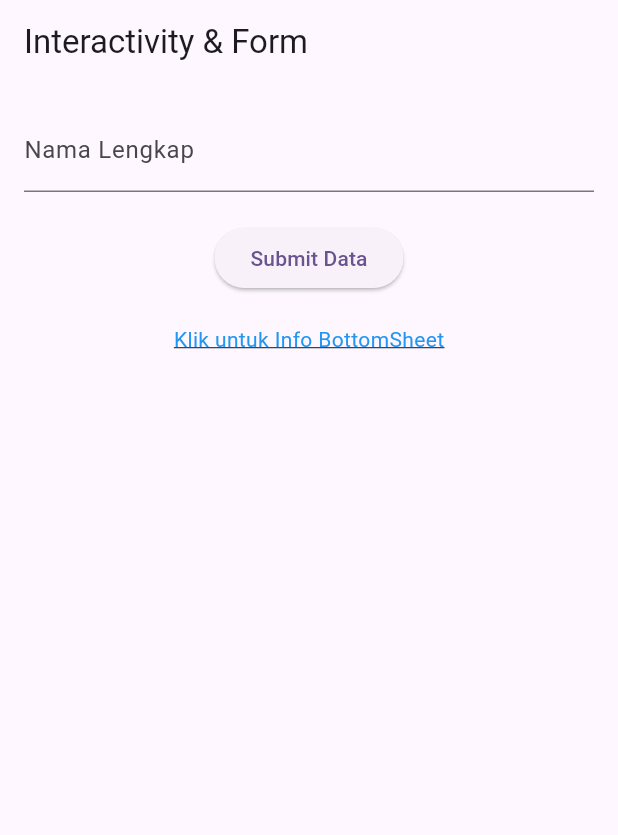
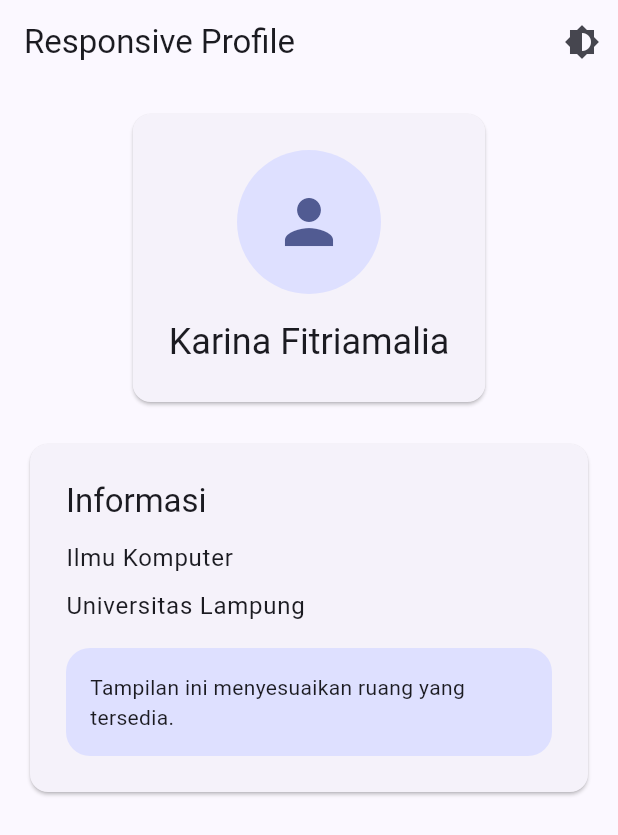
Before and after one commit to karinaaftrr/prak-mobilelanjut-2417051014, a Flutter app: the screen it shows after launch, on a phone screen of 412 x 824 dp. Shown: the top 835 px of the screen. Run offline on Flutter 3.47's test engine with Material 3 defaults, Android fonts, the phone set to English and light mode, and no system bars.

Commit message:
Pertemuan 5

```diff
--- /dev/null
+++ b/lib/app_theme.dart
@@ -0,0 +1,19 @@
+import 'package:flutter/material.dart';
+
+class AppTheme {
+  static final ThemeData lightTheme = ThemeData(
+    useMaterial3: true,
+    colorScheme: ColorScheme.fromSeed(
+      seedColor: Colors.indigo,
+      brightness: Brightness.light,
+    ),
+  );
+
+  static final ThemeData darkTheme = ThemeData(
+    useMaterial3: true,
+    colorScheme: ColorScheme.fromSeed(
+      seedColor: Colors.indigo,
+      brightness: Brightness.dark,
+    ),
+  );
+}
--- a/lib/main.dart
+++ b/lib/main.dart
@@ -1,26 +1,43 @@
 import 'package:flutter/material.dart';
 
-import 'column_widget.dart';
-import 'row_widget.dart';
-import 'first_widget.dart';
-import 'form_widget.dart';
+// import 'column_widget.dart';
+// import 'row_widget.dart';
+// import 'first_widget.dart';
+// import 'form_widget.dart';
+import 'app_theme.dart';
+import 'responsive_profile.dart';
 
 void main() {
   runApp(const MyApp());
 }
 
-class MyApp extends StatelessWidget {
+class MyApp extends StatefulWidget {
   const MyApp({super.key});
+
+  @override
+  State<MyApp> createState() => _MyAppState();
+}
+
+class _MyAppState extends State<MyApp> {
+  ThemeMode themeMode = ThemeMode.light;
+
+  void toggleTheme() {
+    setState(() {
+      themeMode = themeMode == ThemeMode.light
+          ? ThemeMode.dark
+          : ThemeMode.light;
+    });
+  }
 
   @override
   Widget build(BuildContext context) {
     return MaterialApp(
-      title: 'Praktikum Mobile Lanjut',
-      theme: ThemeData(
-        colorScheme: ColorScheme.fromSeed(seedColor: Colors.deepPurple),
-        useMaterial3: true,
-      ),
-      home: const FormWidget(),
+      debugShowCheckedModeBanner: false,
+      title: 'Responsive Profile',
+      theme: AppTheme.lightTheme,
+      darkTheme: AppTheme.darkTheme,
+      themeMode: themeMode,
+      home: ResponsiveProfilePage(onThemeChanged: toggleTheme),
     );
   }
 }
--- /dev/null
+++ b/lib/responsive_profile.dart
@@ -0,0 +1,127 @@
+import 'package:flutter/material.dart';
+
+class ResponsiveProfilePage extends StatelessWidget {
+  final VoidCallback onThemeChanged;
+
+  const ResponsiveProfilePage({super.key, required this.onThemeChanged});
+
+  @override
+  Widget build(BuildContext context) {
+    final size = MediaQuery.of(context).size;
+
+    return Scaffold(
+      appBar: AppBar(
+        title: const Text('Responsive Profile'),
+        actions: [
+          IconButton(
+            onPressed: onThemeChanged,
+            icon: const Icon(Icons.brightness_6),
+          ),
+        ],
+      ),
+      body: Padding(
+        padding: EdgeInsets.all(size.width < 600 ? 16 : 32),
+        child: LayoutBuilder(
+          builder: (context, constraints) {
+            return OrientationBuilder(
+              builder: (context, orientation) {
+                final isWide =
+                    constraints.maxWidth >= 600 ||
+                    orientation == Orientation.landscape;
+
+                return isWide
+                    ? const Row(
+                        crossAxisAlignment: CrossAxisAlignment.start,
+                        children: [
+                          Expanded(child: _ProfileHeader()),
+                          SizedBox(width: 24),
+                          Expanded(child: _ProfileInfo()),
+                        ],
+                      )
+                    : const Column(
+                        children: [
+                          _ProfileHeader(),
+                          SizedBox(height: 20),
+                          _ProfileInfo(),
+                        ],
+                      );
+              },
+            );
+          },
+        ),
+      ),
+    );
+  }
+}
+
+class _ProfileHeader extends StatelessWidget {
+  const _ProfileHeader();
+
+  @override
+  Widget build(BuildContext context) {
+    return Card(
+      child: Padding(
+        padding: const EdgeInsets.all(24),
+        child: Column(
+          children: [
+            CircleAvatar(
+              radius: 48,
+              child: Icon(
+                Icons.person,
+                size: 48,
+                color: Theme.of(context).colorScheme.primary,
+              ),
+            ),
+            const SizedBox(height: 16),
+            Text(
+              'Karina Fitriamalia',
+              style: Theme.of(context).textTheme.headlineSmall,
+              textAlign: TextAlign.center,
+            ),
+          ],
+        ),
+      ),
+    );
+  }
+}
+
+class _ProfileInfo extends StatelessWidget {
+  const _ProfileInfo();
+
+  @override
+  Widget build(BuildContext context) {
+    final scheme = Theme.of(context).colorScheme;
+
+    return Card(
+      child: Padding(
+        padding: const EdgeInsets.all(24),
+        child: Column(
+          crossAxisAlignment: CrossAxisAlignment.start,
+          children: [
+            Text('Informasi', style: Theme.of(context).textTheme.titleLarge),
+            const SizedBox(height: 12),
+            Text('Ilmu Komputer', style: Theme.of(context).textTheme.bodyLarge),
+            const SizedBox(height: 8),
+            Text(
+              'Universitas Lampung',
+              style: Theme.of(context).textTheme.bodyLarge,
+            ),
+            const SizedBox(height: 16),
+            Container(
+              width: double.infinity,
+              padding: const EdgeInsets.all(16),
+              decoration: BoxDecoration(
+                color: scheme.primaryContainer,
+                borderRadius: BorderRadius.circular(16),
+              ),
+              child: Text(
+                'Tampilan ini menyesuaikan ruang yang tersedia.',
+                style: Theme.of(context).textTheme.bodyMedium,
+              ),
+            ),
+          ],
+        ),
+      ),
+    );
+  }
+}
```
